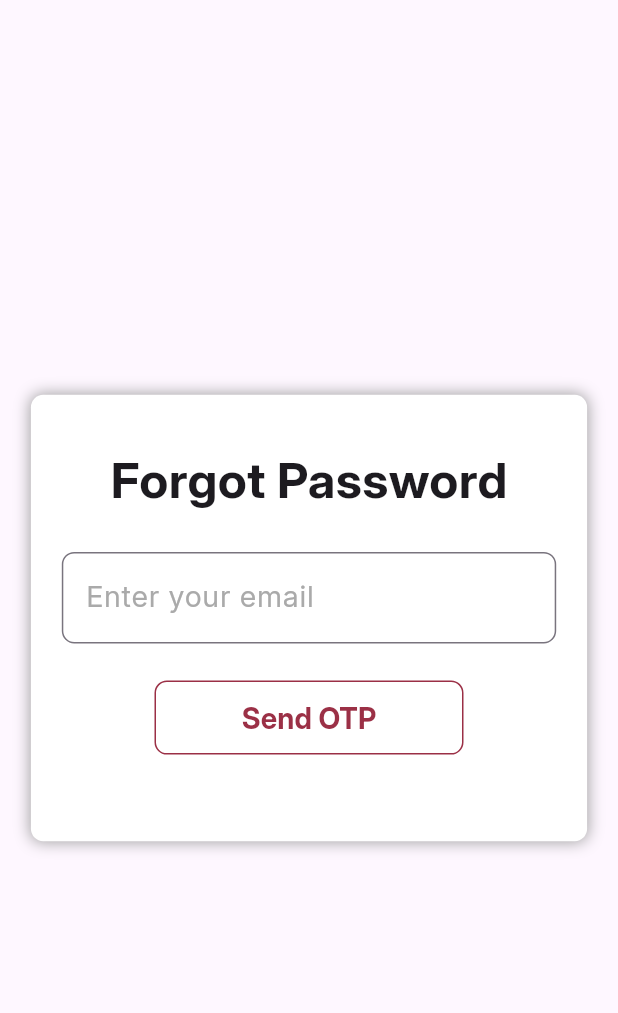
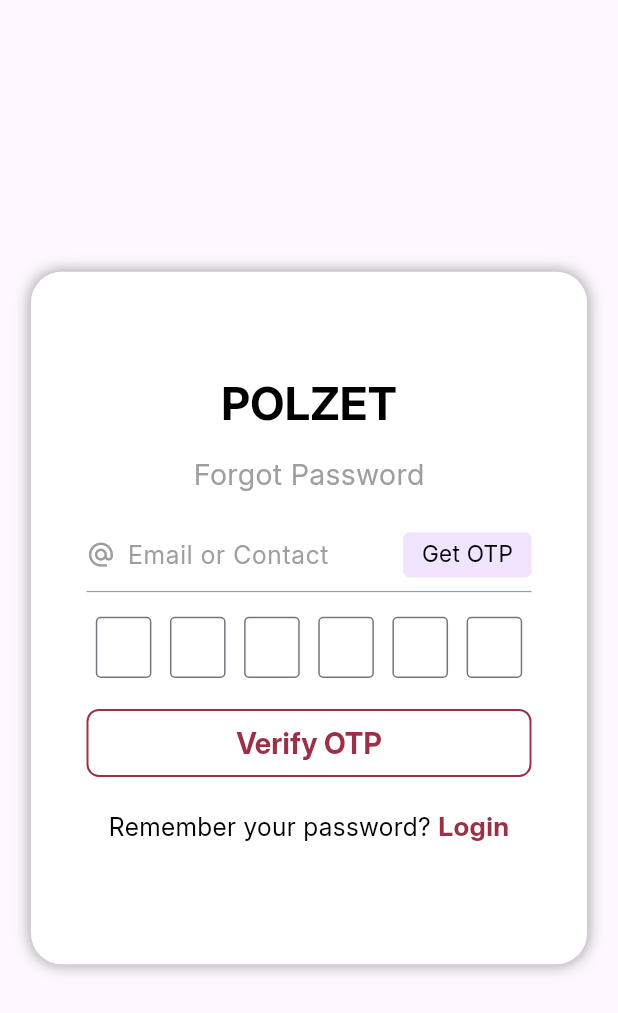
Before and after one commit to salilxtenaltechnology/polzet_mobile_app, a Flutter app: the ForgotPasswordScreen screen opened directly, on a phone screen of 412 x 824 dp. Shown: the top 1013 px of the screen. Run offline on Flutter 3.47's test engine with Material 3 defaults, Android fonts, the phone set to English and light mode, and no system bars; our stand-ins replace shared_preferences, sizer; accounts and stored records are empty.

Commit message:
last change

```diff
--- a/lib/src/login_screen/forgot_password_screen.dart
+++ b/lib/src/login_screen/forgot_password_screen.dart
@@ -4,6 +4,7 @@ import 'package:sizer/sizer.dart';
 import 'package:http/http.dart' as http;
 import 'dart:convert';
 import 'dart:io'; // For SocketException
+import 'package:polzet_mobile_app/src/login_screen/Change_password.dart';
 import 'dart:async'; // For TimeoutException
 
 class ForgotPasswordScreen extends StatefulWidget {
@@ -20,7 +21,13 @@ class _ForgotPasswordScreenState extends State<ForgotPasswordScreen> {
 
   bool _isEmailSent = false; // To track if OTP has been sent
   bool _isLoading = false; // To show loading state
-  String _errorText = ''; // To display error messages
+  bool _isSendingOtp = false; // To show loading state for OTP sending
+  String _errorMessage = ''; // To display error messages
+  String _successMessage = ''; // To display success messages
+
+  // API endpoints
+  final String _forgotPasswordSendUrl = 'http://44.211.191.16:8080/api/forgot_password_email';
+  final String _forgotPasswordVerifyUrl = 'http://44.211.191.16:8080/api/forgot_password_verify';
 
   // Validate email format
   bool _isValidEmail(String email) {
@@ -32,95 +39,89 @@ class _ForgotPasswordScreenState extends State<ForgotPasswordScreen> {
   // Send OTP to the user's email
   Future<void> _sendOtp() async {
     if (!_isValidEmail(_emailController.text)) {
-      setState(() => _errorText = 'Please enter a valid email address.');
+      setState(() => _errorMessage = 'Please enter a valid email address.');
+      return;
+    }
+
+    setState(() {
+      _isSendingOtp = true;
+      _errorMessage = '';
+      _successMessage = '';
+    });
+
+    try {
+      final response = await http.post(
+        Uri.parse(_forgotPasswordSendUrl),
+        headers: {'Content-Type': 'application/json'},
+        body: json.encode({'email': _emailController.text}),
+      ).timeout(const Duration(seconds: 15));
+
+      final responseData = json.decode(response.body);
+
+      if (response.statusCode == 200) {
+        setState(() {
+          _isEmailSent = true;
+          _successMessage = 'OTP sent successfully!';
+        });
+      } else if (response.statusCode == 404) {
+        setState(() => _errorMessage = 'User with this email does not exist.');
+      } else {
+        setState(() => _errorMessage = responseData['message'] ?? 'Failed to send OTP');
+      }
+    } on SocketException {
+      setState(() => _errorMessage = 'Network error: Check internet connection.');
+    } on TimeoutException {
+      setState(() => _errorMessage = 'Connection timeout. Please try again.');
+    } catch (e) {
+      setState(() => _errorMessage = 'Error: ${e.toString().replaceAll('Exception: ', '')}');
+    } finally {
+      setState(() => _isSendingOtp = false);
+    }
+  }
+
+  // Verify OTP entered by the user
+  Future<void> _verifyOtp() async {
+    final otp = _otpControllers.map((c) => c.text).join();
+    if (otp.length != 6) {
+      setState(() => _errorMessage = 'Please enter all 6 digits');
       return;
     }
 
     setState(() {
       _isLoading = true;
-      _errorText = '';
+      _errorMessage = '';
+      _successMessage = '';
     });
 
     try {
       final response = await http.post(
-        Uri.parse('https://your-api-url/api/forgot_password_email'),
-        headers: {
-          'Content-Type': 'application/json',
-          'Accept': 'application/json',
-        },
+        Uri.parse(_forgotPasswordVerifyUrl),
+        headers: {'Content-Type': 'application/json'},
         body: json.encode({
-          "email": _emailController.text,
+          'email': _emailController.text,
+          'otp': otp,
         }),
       ).timeout(const Duration(seconds: 15));
 
       final responseData = json.decode(response.body);
 
-      if (response.statusCode == 200 || response.statusCode == 201) {
-        setState(() {
-          _isEmailSent = true; // OTP sent successfully
-          _errorText = '';
-        });
-        ScaffoldMessenger.of(context).showSnackBar(
-          const SnackBar(content: Text('OTP sent to your email.')),
+      if (response.statusCode == 200) {
+        // Navigate to the ChangePasswordScreen
+        Navigator.pushReplacement(
+          context,
+          MaterialPageRoute(
+            builder: (context) => ChangePasswordScreen(email: _emailController.text),
+          ),
         );
       } else {
-        setState(() => _errorText = responseData['error']?.toString() ??
-            'Failed to send OTP. Please try again.');
+        setState(() => _errorMessage = responseData['message'] ?? 'Invalid OTP');
       }
     } on SocketException {
-      setState(() => _errorText = 'Network error: Check internet connection.');
+      setState(() => _errorMessage = 'Network error: Check internet connection.');
     } on TimeoutException {
-      setState(() => _errorText = 'Connection timeout. Please try again.');
+      setState(() => _errorMessage = 'Connection timeout. Please try again.');
     } catch (e) {
-      setState(() => _errorText = 'Error: ${e.toString().replaceAll('Exception: ', '')}');
-    } finally {
-      setState(() => _isLoading = false);
-    }
-  }
-
-  // Verify OTP entered by the user
-  Future<void> _verifyOtp() async {
-    String otp = _otpControllers.map((controller) => controller.text).join();
-    if (otp.length < 6 || otp.contains(RegExp(r'[^0-9]'))) {
-      setState(() => _errorText = 'Please enter a valid 6-digit OTP.');
-      return;
-    }
-
-    setState(() {
-      _isLoading = true;
-      _errorText = '';
-    });
-
-    try {
-      final response = await http.post(
-        Uri.parse('https://your-api-url/api/forgot_password_verify'),
-        headers: {
-          'Content-Type': 'application/json',
-          'Accept': 'application/json',
-        },
-        body: json.encode({
-          "email": _emailController.text,
-          "otp": otp,
-        }),
-      ).timeout(const Duration(seconds: 15));
-
-      final responseData = json.decode(response.body);
-
-      if (response.statusCode == 200 || response.statusCode == 201) {
-        ScaffoldMessenger.of(context).showSnackBar(
-          const SnackBar(content: Text('OTP verified successfully.')),
-        );
-        // Navigate to the reset password screen or perform other actions
-      } else {
-        setState(() => _errorText = responseData['error']?.toString() ??
-            'Invalid OTP. Please try again.');
-      }
-    } on SocketException {
-      setState(() => _errorText = 'Network error: Check internet connection.');
-    } on TimeoutException {
-      setState(() => _errorText = 'Connection timeout. Please try again.');
-    } catch (e) {
-      setState(() => _errorText = 'Error: ${e.toString().replaceAll('Exception: ', '')}');
+      setState(() => _errorMessage = 'Error: ${e.toString().replaceAll('Exception: ', '')}');
     } finally {
       setState(() => _isLoading = false);
     }
@@ -129,122 +130,155 @@ class _ForgotPasswordScreenState extends State<ForgotPasswordScreen> {
   @override
   Widget build(BuildContext context) {
     final bool isPortrait = MediaQuery.of(context).orientation == Orientation.portrait;
-    final bool isTablet = SizerUtil.deviceType == DeviceType.tablet;
+    final bool isTablet = MediaQuery.of(context).size.width > 600;
 
     return SafeArea(
       child: Scaffold(
         body: Center(
           child: SingleChildScrollView(
             child: Container(
-              width: isTablet ? (isPortrait ? 70.w : 50.w) : (isPortrait ? 90.w : 70.w),
-              padding: EdgeInsets.symmetric(
-                horizontal: isTablet ? 4.w : 5.w,
-                vertical: isTablet ? 3.h : 4.h,
-              ),
+              padding: EdgeInsets.symmetric(vertical: 8.h, horizontal: 4.w),
+              width: isTablet ? (isPortrait ? 70.w : 50.w) : 90.w,
               decoration: BoxDecoration(
                 boxShadow: [BoxShadow(color: Colors.grey, blurRadius: 2.w)],
-                borderRadius: BorderRadius.circular(2.w),
+                borderRadius: BorderRadius.circular(5.w),
                 color: Colors.white,
               ),
               child: Column(
                 crossAxisAlignment: CrossAxisAlignment.start,
                 children: [
-                  // Header
                   Center(
                     child: Text(
-                      "Forgot Password",
+                      "POLZET",
                       style: TextStyle(
-                        fontSize: isTablet ? 20.sp : 24.sp,
+                        color: Colors.black,
+                        fontSize: isTablet ? 20.sp : 22.sp,
                         fontWeight: FontWeight.w600,
                         fontFamily: "Inter",
                       ),
                     ),
                   ),
-                  SizedBox(height: isTablet ? 2.h : 3.h),
-
-                  // Email Input
-                  TextField(
+                  SizedBox(height: 1.5.h),
+                  Center(
+                    child: Text(
+                      "Forgot Password",
+                      style: TextStyle(
+                        color: Colors.grey,
+                        fontSize: isTablet ? 12.sp : 14.sp,
+                        fontWeight: FontWeight.w300,
+                        fontFamily: "Inter",
+                      ),
+                    ),
+                  ),
+                  SizedBox(height: 2.h),
+                  Padding(
+                    padding: EdgeInsets.symmetric(horizontal: 5.w),
+                    child: Column(
+                      children: [
+                        Row(
+                          children: [
+                            Icon(Icons.alternate_email, color: Colors.grey, size: 14.sp),
+                            SizedBox(width: 2.w),
+                            Expanded(
+                              child: TextFormField(
                                 controller: _emailController,
-                    keyboardType: TextInputType.emailAddress,
                                 decoration: InputDecoration(
-                      hintText: "Enter your email",
+                                  hintText: "Email or Contact",
                                   hintStyle: TextStyle(
-                        color: const Color(0xFFAAAAAA),
-                        fontSize: isTablet ? 12.sp : 14.sp,
+                                    color: Colors.grey,
+                                    fontSize: 12.sp,
                                     fontWeight: FontWeight.w400,
                                     fontFamily: "Inter",
                                   ),
-                      border: OutlineInputBorder(
-                        borderSide: BorderSide(
-                          color: const Color(0xFFD9D9D9),
-                          width: 0.5.w,
-                        ),
-                        borderRadius: BorderRadius.circular(2.w),
-                      ),
+                                  border: InputBorder.none,
                                 ),
                                 style: TextStyle(
-                      fontSize: isTablet ? 12.sp : 14.sp,
-                      fontWeight: FontWeight.w500,
+                                  color: Colors.black,
+                                  fontSize: 13.sp,
+                                  fontWeight: FontWeight.w400,
                                   fontFamily: "Inter",
                                 ),
                               ),
-                  SizedBox(height: isTablet ? 2.h : 3.h),
-
-                  // Send OTP Button
-                  if (!_isEmailSent)
-                    Center(
-                      child: ConstrainedBox(
-                        constraints: BoxConstraints(
-                          minWidth: isTablet ? 40.w : 50.w,
-                          maxWidth: 80.w,
                             ),
+                            GestureDetector(
+                              onTap: _isSendingOtp ? null : _sendOtp,
                               child: Container(
-                          height: isTablet ? 5.h : 6.h,
+                                padding: EdgeInsets.symmetric(horizontal: 3.w, vertical: 0.5.h),
                                 decoration: BoxDecoration(
-                            border: Border.all(color: const Color(0xFF9B3046)),
-                            borderRadius: BorderRadius.circular(2.w),
+                                  color: Color(0xFFF0E4FF),
+                                  borderRadius: BorderRadius.circular(1.w),
                                 ),
-                          child: TextButton(
-                            onPressed: _isLoading ? null : _sendOtp,
-                            style: TextButton.styleFrom(
-                              foregroundColor: const Color(0xFF9B3046),
+                                child: _isSendingOtp
+                                    ? SizedBox(
+                                  width: 14.sp,
+                                  height: 14.sp,
+                                  child: CircularProgressIndicator(strokeWidth: 2),
+                                )
+                                    : Text(
+                                    "Get OTP",
+                                    style: TextStyle(
+                                      color: Colors.black,
+                                      fontSize: 11.sp,
+                                      fontWeight: FontWeight.w500,
+                                      fontFamily: "Inter",
+                                    )),
                               ),
-                            child: _isLoading
-                                ? const CircularProgressIndicator(color: Color(0xFF9B3046))
-                                : Text(
-                              "Send OTP",
+                            ),
+                          ],
+                        ),
+                        if (_errorMessage.isNotEmpty)
+                          Padding(
+                            padding: EdgeInsets.only(top: 1.h),
+                            child: Text(
+                              _errorMessage,
                               style: TextStyle(
-                                fontSize: isTablet ? 12.sp : 14.sp,
-                                fontWeight: FontWeight.w600,
-                                fontFamily: "Inter",
-                                color: const Color(0xFF9B3046),
+                                color: Colors.red,
+                                fontSize: 10.sp,
+                                fontWeight: FontWeight.w400,
                               ),
                             ),
                           ),
+                        if (_successMessage.isNotEmpty)
+                          Padding(
+                            padding: EdgeInsets.only(top: 1.h),
+                            child: Text(
+                              _successMessage,
+                              style: TextStyle(
+                                color: Colors.green,
+                                fontSize: 10.sp,
+                                fontWeight: FontWeight.w400,
                               ),
                             ),
                           ),
+                        Container(height: 0.1.h, color: Colors.grey),
+                      ],
+                    ),
+                  ),
+                  SizedBox(height: 2.h),
+                  Padding(
+                    padding: EdgeInsets.symmetric(horizontal: 5.w),
+                    child: LayoutBuilder(
+                      builder: (context, constraints) {
+                        final totalWidth = constraints.maxWidth;
+                        final boxSize = totalWidth / 8;
+                        final boxSpacing = 3.w;
 
-                  // OTP Section (Visible only after OTP is sent)
-                  if (_isEmailSent) ...[
-                    SizedBox(height: isTablet ? 3.h : 4.h),
-                    Padding(
-                      padding: EdgeInsets.symmetric(horizontal: 4.w),
-                      child: Row(
-                        mainAxisAlignment: MainAxisAlignment.spaceBetween,
+                        return Row(
+                          mainAxisAlignment: MainAxisAlignment.center,
                           children: List.generate(6, (index) {
-                          final boxSize = isTablet
-                              ? (isPortrait ? 8.w : 6.w)
-                              : 12.w;
-
-                          return SizedBox(
+                            return Padding(
+                              padding: EdgeInsets.symmetric(horizontal: boxSpacing / 2),
+                              child: SizedBox(
                                 width: boxSize,
-                            height: boxSize,
+                                height: boxSize * 1.1,
                                 child: TextField(
                                   controller: _otpControllers[index],
                                   focusNode: _otpFocusNodes[index],
                                   keyboardType: TextInputType.number,
                                   textAlign: TextAlign.center,
+                                  cursorColor: Color(0xFF9B3046),
+                                  cursorHeight: 16.sp,
+                                  cursorWidth: 1.5,
                                   inputFormatters: [
                                     FilteringTextInputFormatter.digitsOnly,
                                     LengthLimitingTextInputFormatter(1),
@@ -252,85 +286,100 @@ class _ForgotPasswordScreenState extends State<ForgotPasswordScreen> {
                                   decoration: InputDecoration(
                                     border: OutlineInputBorder(
                                       borderSide: BorderSide(
-                                    color: const Color(0xFFD9D9D9),
-                                    width: 0.5.w,
+                                        color: _otpFocusNodes[index].hasFocus
+                                            ? Color(0xFF9B3046)
+                                            : Color(0xFFD9D9D9),
+                                        width: 1.2,
                                       ),
-                                  borderRadius: BorderRadius.circular(2.w),
+                                      borderRadius: BorderRadius.circular(0.8.w),
                                     ),
                                     contentPadding: EdgeInsets.zero,
                                   ),
                                   style: TextStyle(
-                                fontSize: isTablet ? 12.sp : 14.sp,
+                                    fontSize: 16.sp,
                                     fontWeight: FontWeight.w500,
                                     fontFamily: "Inter",
                                   ),
                                   onChanged: (value) {
+                                    setState(() => _errorMessage = '');
                                     if (value.isNotEmpty) {
                                       if (index < 5) {
-                                    FocusScope.of(context).requestFocus(
-                                        _otpFocusNodes[index + 1]);
+                                        FocusScope.of(context).requestFocus(_otpFocusNodes[index + 1]);
                                       } else {
                                         FocusScope.of(context).unfocus();
+                                      }
+                                    } else {
+                                      if (index > 0) {
+                                        FocusScope.of(context).requestFocus(_otpFocusNodes[index - 1]);
                                       }
                                     }
                                   },
                                 ),
+                              ),
                             );
                           }),
+                        );
+                      },
                     ),
                   ),
-
-                    // Verify OTP Button
-                    SizedBox(height: isTablet ? 2.h : 3.h),
-                    Center(
-                      child: ConstrainedBox(
-                        constraints: BoxConstraints(
-                          minWidth: isTablet ? 40.w : 50.w,
-                          maxWidth: 80.w,
-                        ),
+                  SizedBox(height: 1.5.h),
+                  Padding(
+                    padding: EdgeInsets.symmetric(horizontal: 5.w, vertical: 1.h),
                     child: Container(
-                          height: isTablet ? 5.h : 6.h,
+                      height: 5.5.h,
                       decoration: BoxDecoration(
-                            border: Border.all(color: const Color(0xFF9B3046)),
+                        border: Border.all(color: Color(0xFF9B3046), width: 1.3),
                         borderRadius: BorderRadius.circular(2.w),
+                        color: Colors.transparent,
                       ),
                       child: TextButton(
                         onPressed: _isLoading ? null : _verifyOtp,
-                            style: TextButton.styleFrom(
-                              foregroundColor: const Color(0xFF9B3046),
-                            ),
+                        child: Center(
                           child: _isLoading
-                                ? const CircularProgressIndicator(color: Color(0xFF9B3046))
+                              ? CircularProgressIndicator(color: Color(0xFF9B3046))
                               : Text(
                               "Verify OTP",
                               style: TextStyle(
-                                fontSize: isTablet ? 12.sp : 14.sp,
+                                fontSize: 14.sp,
                                 fontWeight: FontWeight.w600,
                                 fontFamily: "Inter",
-                                color: const Color(0xFF9B3046),
+                                color: Color(0xFF9B3046),
+                              )),
                         ),
                       ),
                     ),
                   ),
-                      ),
-                    ),
-                  ],
-
-                  // Error Message
-                  if (_errorText.isNotEmpty)
-                    Padding(
-                      padding: EdgeInsets.symmetric(horizontal: 4.w),
-                      child: Text(
-                        _errorText,
+                  Center(
+                    child: Padding(
+                      padding: EdgeInsets.symmetric(vertical: 1.5.h),
+                      child: Row(
+                        mainAxisAlignment: MainAxisAlignment.center,
+                        children: [
+                          Text(
+                            "Remember your password? ",
                             style: TextStyle(
-                          color: Colors.red,
-                          fontSize: isTablet ? 10.sp : 12.sp,
+                              color: Colors.black,
+                              fontSize: 12.sp,
                               fontWeight: FontWeight.w400,
                               fontFamily: "Inter",
                             ),
                           ),
+                          GestureDetector(
+                            onTap: () => Navigator.pop(context),
+                            child: Text(
+                              "Login",
+                              style: TextStyle(
+                                color: Color(0xFF9B3046),
+                                fontWeight: FontWeight.w600,
+                                fontSize: 13.sp,
+                                fontFamily: "Inter",
                               ),
-                  SizedBox(height: isTablet ? 2.h : 3.h),
+                            ),
+                          ),
+                        ],
+                      ),
+                    ),
+                  ),
                 ],
               ),
             ),
@@ -339,4 +388,11 @@ class _ForgotPasswordScreenState extends State<ForgotPasswordScreen> {
       ),
     );
   }
+
+  @override
+  void dispose() {
+    for (var controller in _otpControllers) controller.dispose();
+    for (var node in _otpFocusNodes) node.dispose();
+    super.dispose();
   }
+}
```
Also changed, not shown: lib/Widget/app_colors.dart (+5 -5 lines), lib/src/login_screen/Change_password.dart (added, +281 -0 lines). Lines whose indentation alone changed are shown as unchanged.
